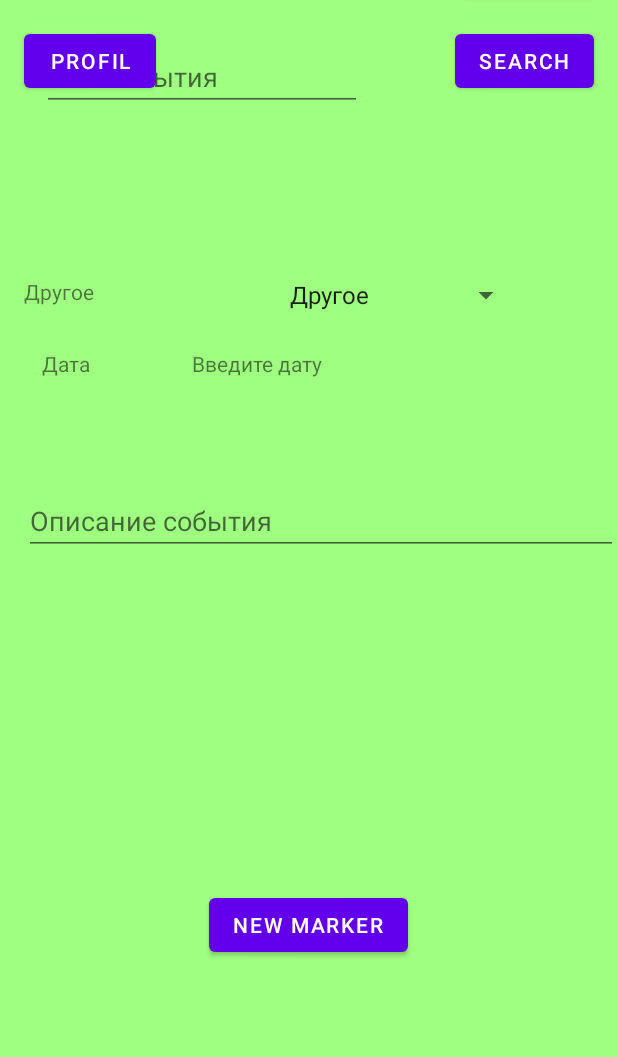
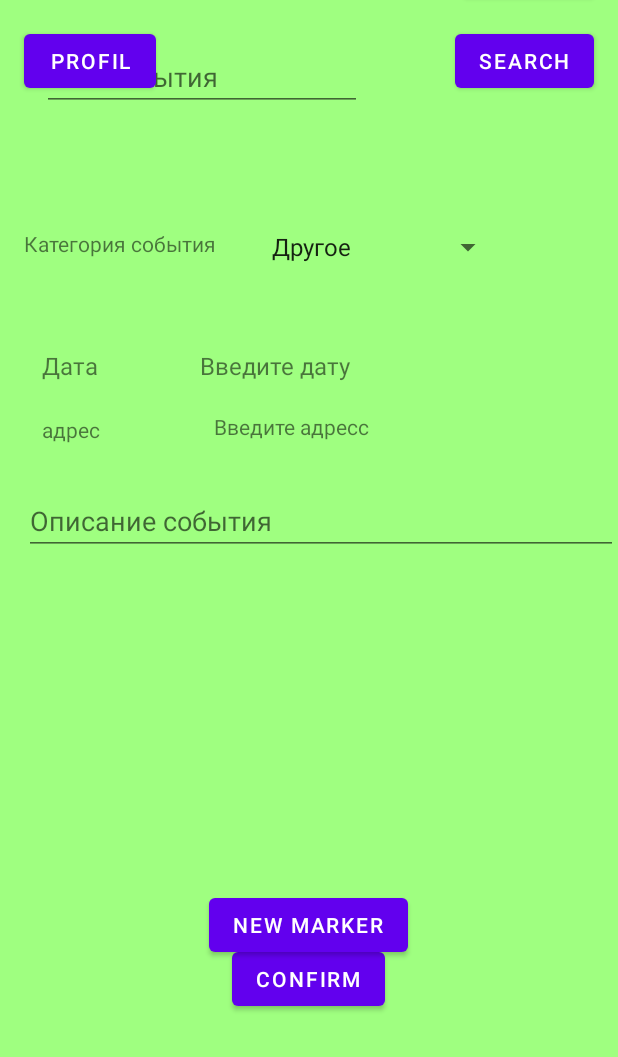
Before and after one commit to BadmaCigan/Adventure-Map, an Android app: the fragment New_Marker_fragment placed in its activity, on a phone screen of 412 x 824 dp, the part 179-1236 px from its top. Run offline under Robolectric (Android 15) with nearby library versions, the light colour scheme and no system bars.

Commit message:
Изменение newMarkerFragment
Появилась возможность выбора даты и адреса на карте.

```diff
--- a/app/src/main/java/com/example/maps/Marker_Info_fragment.java
+++ b/app/src/main/java/com/example/maps/Marker_Info_fragment.java
@@ -41,7 +41,7 @@ public class Marker_Info_fragment extends Fragment implements View.OnClickListen
         EventMarker eventMarker = MainActivity.mapOfMarkers.get(id);
         title_of_event_tv.setText(eventMarker.title);
         event_description_tv.setText(eventMarker.description);
-        event_date_tv.setText(new Date(eventMarker.date).toString());
+        event_date_tv.setText(eventMarker.getStringDate());
         event_address_tv.setText(eventMarker.address);
         event_category_tv.setText(eventMarker.category);
 
--- a/app/src/main/java/com/example/maps/New_Marker_fragment.java
+++ b/app/src/main/java/com/example/maps/New_Marker_fragment.java
@@ -1,8 +1,12 @@
 package com.example.maps;
 
+import android.app.DatePickerDialog;
 import android.app.Fragment;
 import android.app.FragmentManager;
 import android.app.FragmentTransaction;
+import android.app.TimePickerDialog;
+import android.location.Address;
+import android.location.Geocoder;
 import android.os.Bundle;
 import android.view.LayoutInflater;
 import android.view.View;
@@ -10,15 +14,31 @@ import android.view.ViewGroup;
 import android.widget.AdapterView;
 import android.widget.ArrayAdapter;
 import android.widget.Button;
+import android.widget.DatePicker;
 import android.widget.Spinner;
 import android.widget.TextView;
+import android.widget.Toast;
 
 import androidx.annotation.AnimatorRes;
+
+import com.google.android.gms.maps.model.LatLng;
+import com.google.android.material.textfield.TextInputEditText;
+
+import java.io.IOException;
+import java.text.SimpleDateFormat;
+import java.util.Calendar;
+import java.util.Date;
+import java.util.Locale;
 
 public class New_Marker_fragment extends Fragment implements View.OnClickListener {
     Spinner spinner;
     TextView eventCategorytv;
+    TextView enterDatetv;
     String category;
+    Date date;
+    TextInputEditText descriptionEdit;
+    Button confirmbt;
+    TextView adresstv;
 
     @Override
     public View onCreateView(LayoutInflater inflater, ViewGroup container,
@@ -34,6 +54,13 @@ public class New_Marker_fragment extends Fragment implements View.OnClickListene
         super.onActivityCreated(savedInstanceState);
         Button cancel_button = (Button) getView().findViewById(R.id.cancel_new_marker_button);
         eventCategorytv = getView().findViewById(R.id.newEventCategorytextView);
+        enterDatetv = getView().findViewById(R.id.newEventEnterDate);
+        confirmbt = getView().findViewById(R.id.newMarkerConfirmButton);
+        descriptionEdit = getView().findViewById(R.id.newMarkerDescriptionEditView);
+        adresstv = getView().findViewById(R.id.newMarkerAdresstv);
+        adresstv.setOnClickListener(this);
+        enterDatetv.setOnClickListener(this);
+        confirmbt.setOnClickListener(this);
         cancel_button.setOnClickListener(this);
 
         spinner = getView().findViewById(R.id.spinner);
@@ -48,9 +75,9 @@ public class New_Marker_fragment extends Fragment implements View.OnClickListene
             public void onItemSelected(AdapterView<?> parent, View view, int position, long id) {
 
                 // Получаем выбранный объект
-                String item = (String)parent.getItemAtPosition(position);
+                String item = (String) parent.getItemAtPosition(position);
                 category = item;
-                eventCategorytv.setText(item);
+                //eventCategorytv.setText(item);
             }
 
             @Override
@@ -60,10 +87,9 @@ public class New_Marker_fragment extends Fragment implements View.OnClickListene
         spinner.setOnItemSelectedListener(itemSelectedListener);
 
 
-
     }
 
-    public void setAllVissible(){
+    public void setAllVissible() {
         getActivity().findViewById(R.id.profil_button).setVisibility(View.VISIBLE);
         getActivity().findViewById(R.id.search_button).setVisibility(View.VISIBLE);
         getActivity().findViewById(R.id.new_marker_button).setVisibility(View.VISIBLE);
@@ -73,25 +99,60 @@ public class New_Marker_fragment extends Fragment implements View.OnClickListene
     @Override
     public void onClick(View view) {
 
-        switch (view.getId()){
+        FragmentManager fragmentManager = getActivity().getFragmentManager();
+        FragmentTransaction fragmentTransaction = fragmentManager.beginTransaction();
+        Fragment fragment = fragmentManager.findFragmentById(R.id.place_holder_fragment);
+        switch (view.getId()) {
             //при необходимости очистить поля
 
             case R.id.cancel_new_marker_button:
-                FragmentManager fragmentManager = getActivity().getFragmentManager();
-                Fragment fragment = fragmentManager.findFragmentById(R.id.place_holder_fragment);
-                FragmentTransaction fragmentTransaction = fragmentManager.beginTransaction();
+
+
                 fragmentTransaction.setTransition(FragmentTransaction.TRANSIT_FRAGMENT_FADE);
-                fragmentTransaction.replace(R.id.place_holder_fragment,new Fragment());
+                fragmentTransaction.replace(R.id.place_holder_fragment, new Fragment());
                 setAllVissible();
-                fragmentTransaction.commit();
 
 
                 break;
 
+            case R.id.newEventEnterDate:
+                Calendar now = Calendar.getInstance();
+                DatePickerDialog a = new DatePickerDialog(getActivity(), d, now.get(Calendar.YEAR), now.get(Calendar.MONTH), now.get(Calendar.DAY_OF_MONTH));
+                a.show();
+                break;
+            case R.id.newMarkerConfirmButton:
+                Toast.makeText(getActivity(), descriptionEdit.getText().toString(), Toast.LENGTH_SHORT).show();
 
+                break;
+
+            case R.id.newMarkerAdresstv:
+                fragmentTransaction.hide(fragment);
+                ((MainActivity) getActivity()).selectingPosition();
+
+                break;
+        }
+        fragmentTransaction.commit();
+    }
+
+    DatePickerDialog.OnDateSetListener d = new DatePickerDialog.OnDateSetListener() {
+        @Override
+        public void onDateSet(DatePicker datePicker, int year, int monthOfYear, int dayOfMonth) {
+            date = new Date(year - 1900, monthOfYear, dayOfMonth);
+            SimpleDateFormat pattern = new SimpleDateFormat("d MMMM y г.", Locale.getDefault());
+            enterDatetv.setText(pattern.format(date));
 
         }
+    };
 
+    public void setAdress(LatLng position) {
+        Geocoder geocoder = new Geocoder(getActivity(),Locale.getDefault());
+        Address address = null;
+        try {
+            address = geocoder.getFromLocation(position.latitude,position.longitude,1).get(0);
+        } catch (IOException e) {
+            e.printStackTrace();
+        }
+        adresstv.setText(address.getAddressLine(0));
     }
 
 }
--- a/app/src/main/res/layout/activity_main.xml
+++ b/app/src/main/res/layout/activity_main.xml
@@ -5,7 +5,6 @@
     android:layout_width="match_parent"
     android:layout_height="match_parent"
     tools:context=".MainActivity">
-
 
 
     <fragment
@@ -56,10 +55,18 @@
         android:layout_width="match_parent"
         android:layout_height="match_parent"
         app:layout_constraintBottom_toBottomOf="parent"
-        app:layout_constraintEnd_toEndOf="parent"
-        app:layout_constraintHorizontal_bias="0.0"
-        app:layout_constraintStart_toStartOf="parent"
         app:layout_constraintTop_toTopOf="parent"
-        app:layout_constraintVertical_bias="0.0" />
+        app:layout_constraintVertical_bias="0.0">
+
+    </FrameLayout>
+
+    <Button
+        android:id="@+id/mainComfirmbtn"
+        android:layout_width="wrap_content"
+        android:layout_height="wrap_content"
+        android:text="Подтвердить"
+        android:visibility="invisible"
+        app:layout_constraintBottom_toBottomOf="@+id/new_marker_button"
+        app:layout_constraintStart_toStartOf="@+id/new_marker_button" />
 
 </androidx.constraintlayout.widget.ConstraintLayout>
--- a/app/src/main/res/layout/new_marker_fragment.xml
+++ b/app/src/main/res/layout/new_marker_fragment.xml
@@ -45,10 +45,10 @@
         android:id="@+id/spinner"
         android:layout_width="wrap_content"
         android:layout_height="wrap_content"
-        android:layout_marginEnd="64dp"
-        android:layout_marginBottom="496dp"
-        app:layout_constraintBottom_toBottomOf="parent"
-        app:layout_constraintEnd_toEndOf="parent" />
+        android:layout_marginTop="216dp"
+        android:layout_marginEnd="76dp"
+        app:layout_constraintEnd_toEndOf="parent"
+        app:layout_constraintTop_toTopOf="parent" />
 
     <TextView
         android:id="@+id/newEventCategorytextView"
@@ -60,6 +60,7 @@
         app:layout_constraintTop_toTopOf="@+id/spinner" />
 
     <com.google.android.material.textfield.TextInputEditText
+        android:id="@+id/newMarkerDescriptionEditView"
         android:layout_width="match_parent"
         android:layout_height="wrap_content"
         android:layout_marginStart="16dp"
@@ -75,6 +76,7 @@
         android:layout_marginStart="28dp"
         android:layout_marginTop="296dp"
         android:text="Дата"
+        android:textSize="16sp"
         app:layout_constraintStart_toStartOf="parent"
         app:layout_constraintTop_toTopOf="parent" />
 
@@ -85,8 +87,40 @@
         android:layout_marginStart="68dp"
         android:layout_marginTop="296dp"
         android:text="Введите дату"
+        android:textSize="16sp"
         app:layout_constraintStart_toEndOf="@+id/textView2"
         app:layout_constraintTop_toTopOf="parent" />
 
+    <Button
+        android:id="@+id/newMarkerConfirmButton"
+        android:layout_width="wrap_content"
+        android:layout_height="wrap_content"
+        android:layout_marginBottom="28dp"
+        android:text="confirm"
+        app:layout_constraintBottom_toBottomOf="parent"
+        app:layout_constraintEnd_toEndOf="parent"
+        app:layout_constraintHorizontal_bias="0.498"
+        app:layout_constraintStart_toStartOf="parent" />
+
+    <TextView
+        android:id="@+id/textView3"
+        android:layout_width="wrap_content"
+        android:layout_height="wrap_content"
+        android:layout_marginStart="28dp"
+        android:layout_marginTop="340dp"
+        android:text="адрес"
+        app:layout_constraintStart_toStartOf="parent"
+        app:layout_constraintTop_toTopOf="parent" />
+
+    <TextView
+        android:id="@+id/newMarkerAdresstv"
+        android:layout_width="wrap_content"
+        android:layout_height="wrap_content"
+        android:layout_marginStart="76dp"
+        android:layout_marginTop="20dp"
+        android:text="Введите адресс"
+        app:layout_constraintStart_toEndOf="@+id/textView3"
+        app:layout_constraintTop_toBottomOf="@+id/newEventEnterDate" />
+
 
 </androidx.constraintlayout.widget.ConstraintLayout>
```
Also changed, not shown: app/src/main/java/com/example/maps/EventMarker.java (+11 -1 lines), app/src/main/java/com/example/maps/MainActivity.java (+17 -3 lines).
